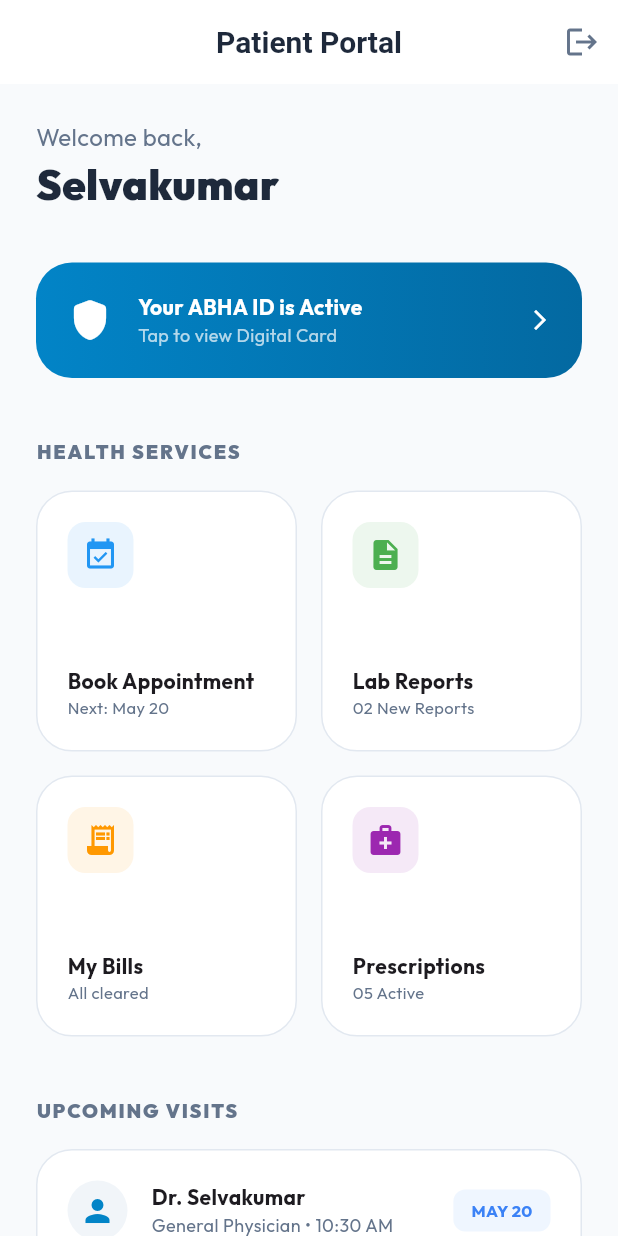
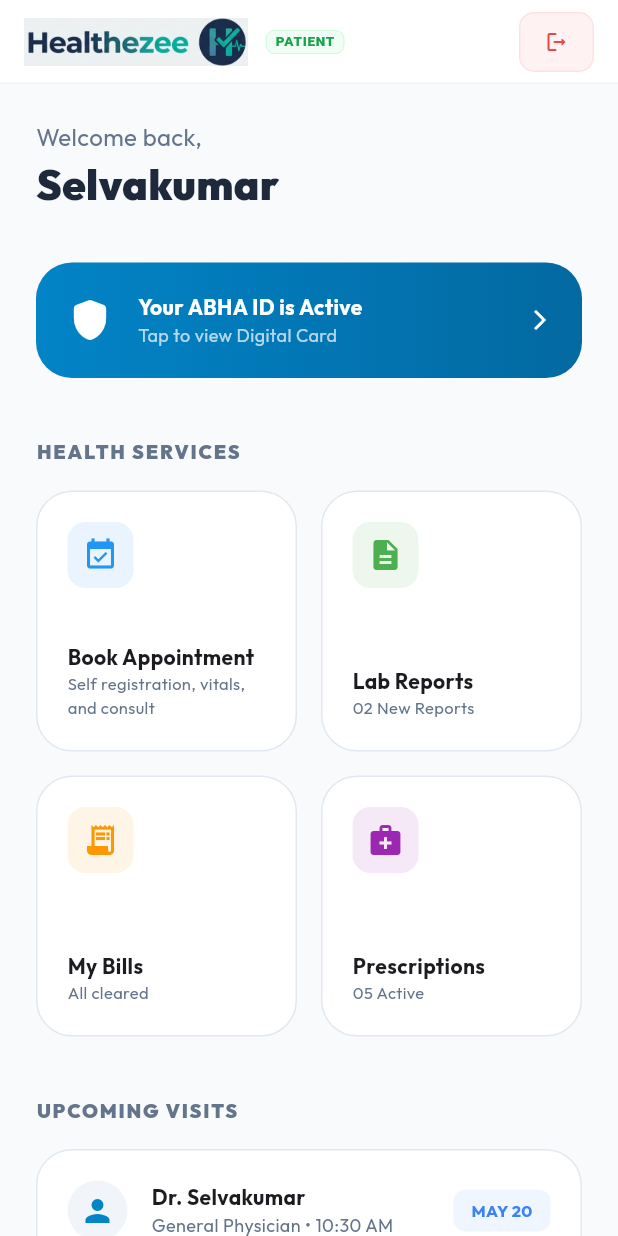
Before and after one commit to selva-aiprojects/hims, a Flutter app: the PatientDashboardScreen screen opened directly, on a phone screen of 412 x 824 dp. Run offline on Flutter 3.47's test engine with Material 3 defaults, Android fonts, the phone set to English and light mode, and no system bars; our stand-ins replace dio, flutter_riverpod, google_fonts, shared_preferences, speech_to_text; accounts and stored records are empty; network calls fail.

Commit message:
Add patient self-service appointment screen and dashboard integration

```diff
--- a/mobile/lib/screens/patient_dashboard_screen.dart
+++ b/mobile/lib/screens/patient_dashboard_screen.dart
@@ -1,19 +1,96 @@
 import 'package:flutter/material.dart';
+import 'package:shared_preferences/shared_preferences.dart';
+import 'login_screen.dart';
 import 'abha_card_screen.dart';
+import 'patient_appointment_screen.dart';
 
 class PatientDashboardScreen extends StatelessWidget {
   const PatientDashboardScreen({super.key});
+
+  Future<void> _logout(BuildContext context) async {
+    final prefs = await SharedPreferences.getInstance();
+    await prefs.clear();
+    if (context.mounted) {
+      Navigator.pushAndRemoveUntil(
+        context,
+        MaterialPageRoute(builder: (context) => const LoginScreen()),
+        (route) => false,
+      );
+    }
+  }
 
   @override
   Widget build(BuildContext context) {
     return Scaffold(
       backgroundColor: const Color(0xFFF8FAFC),
       appBar: AppBar(
-        title: const Text('Patient Portal'),
+        scrolledUnderElevation: 0,
+        backgroundColor: Colors.white,
+        elevation: 0,
+        titleSpacing: 16,
+        flexibleSpace: Container(
+          decoration: const BoxDecoration(
+            border: Border(
+              bottom: BorderSide(
+                color: Color(0xFFf1f5f9), // Sleek divider line
+                width: 1,
+              ),
+            ),
+          ),
+        ),
+        title: Row(
+          children: [
+            Image.asset(
+              'assets/logo.png',
+              height: 32,
+              errorBuilder: (c, e, s) => const Icon(
+                Icons.health_and_safety_rounded,
+                size: 28,
+                color: Color(0xFF0284c7),
+              ),
+            ),
+            const SizedBox(width: 12),
+            // Sleek "PATIENT" environment badge
+            Container(
+              padding: const EdgeInsets.symmetric(horizontal: 6, vertical: 2),
+              decoration: BoxDecoration(
+                color: const Color(0xFFf0fdf4), // Green-50
+                borderRadius: BorderRadius.circular(6),
+                border: Border.all(color: const Color(0xFFbbf7d0), width: 0.5), // Green-200
+              ),
+              child: const Text(
+                'PATIENT',
+                style: TextStyle(
+                  fontSize: 9,
+                  fontWeight: FontWeight.w900,
+                  color: Color(0xFF16a34a), // Green-600
+                  letterSpacing: 0.5,
+                ),
+              ),
+            ),
+          ],
+        ),
         actions: [
-          IconButton(
-              onPressed: () {},
-              icon: const Icon(Icons.logout, color: Color(0xFF64748b))),
+          // Action button with premium styling
+          Container(
+            margin: const EdgeInsets.symmetric(horizontal: 16, vertical: 8),
+            decoration: BoxDecoration(
+              color: const Color(0xFFfef2f2),
+              borderRadius: BorderRadius.circular(10),
+              border: Border.all(color: const Color(0xFFfee2e2)),
+            ),
+            child: IconButton(
+              onPressed: () => _logout(context),
+              icon: const Icon(
+                Icons.logout_rounded,
+                size: 16,
+                color: Color(0xFFef4444),
+              ),
+              tooltip: 'Logout',
+              padding: EdgeInsets.zero,
+              constraints: const BoxConstraints(minWidth: 36, minHeight: 36),
+            ),
+          ),
         ],
       ),
       body: SingleChildScrollView(
@@ -84,8 +161,21 @@ class PatientDashboardScreen extends StatelessWidget {
               mainAxisSpacing: 16,
               crossAxisSpacing: 16,
               children: [
-                _buildServiceCard(context, Icons.event_available,
-                    'Book Appointment', 'Next: May 20', Colors.blue),
+                _buildServiceCard(
+                  context,
+                  Icons.event_available,
+                  'Book Appointment',
+                  'Self registration, vitals, and consult',
+                  Colors.blue,
+                  onTap: () {
+                    Navigator.push(
+                      context,
+                      MaterialPageRoute(
+                        builder: (context) => const PatientAppointmentScreen(),
+                      ),
+                    );
+                  },
+                ),
                 _buildServiceCard(context, Icons.description, 'Lab Reports',
                     '02 New Reports', Colors.green),
                 _buildServiceCard(context, Icons.receipt_long, 'My Bills',
@@ -112,8 +202,12 @@ class PatientDashboardScreen extends StatelessWidget {
   }
 
   Widget _buildServiceCard(BuildContext context, IconData icon, String title,
-      String subtitle, Color color) {
-    return Container(
+      String subtitle, Color color,
+      {VoidCallback? onTap}) {
+    return InkWell(
+      onTap: onTap,
+      borderRadius: BorderRadius.circular(24),
+      child: Container(
         padding: const EdgeInsets.all(20),
         decoration: BoxDecoration(
           color: Colors.white,
@@ -137,6 +231,7 @@ class PatientDashboardScreen extends StatelessWidget {
             Text(subtitle,
                 style: const TextStyle(fontSize: 11, color: Color(0xFF64748b))),
           ],
+        ),
       ),
     );
   }
```
Also changed, not shown: mobile/lib/screens/patient_appointment_screen.dart (added, +451 -0 lines). Lines whose indentation alone changed are shown as unchanged.
